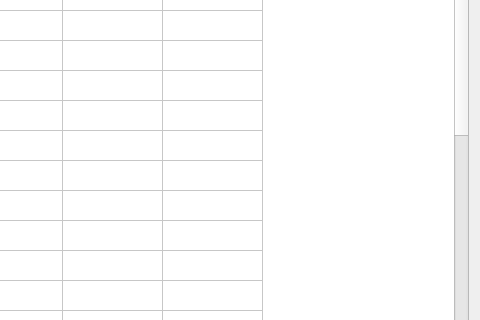
Before: the Qt Designer form qt/src/ShortcutsPanel.ui in mil0m/snes9x, drawn with Qt 5; both pictures show x 317 to 797 and y 107 to 427 of the 797 by 716 pixel window.
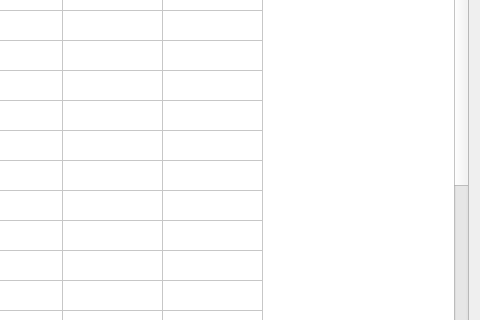
After: the same form once the commit is applied.

Commit message: feat(ui): #63 one corruption hotkey, and Buttons: Corrupt/Stop (F7) is the only corruption shortcut left; slots 1-9 (the recipe's "hotkey", unchanged on disk) become named buttons in the panel and on the remote page (a rule fires on each press; switches and changes are toggles that show whether they're on); 'hotkey'/'key N' read 'button' everywhere; recipe_buttons and recipe_kept (what a recipe keeps besides its rules) with tests

Diff of the .ui file:
```diff
--- a/qt/src/ShortcutsPanel.ui
+++ b/qt/src/ShortcutsPanel.ui
@@ -333,82 +333,7 @@
      </row>
      <row>
       <property name="text">
-       <string>Corruption: On/Off</string>
-      </property>
-     </row>
-     <row>
-      <property name="text">
-       <string>Corruption: Re-roll Seed</string>
-      </property>
-     </row>
-     <row>
-      <property name="text">
-       <string>Corruption: Save Recipe</string>
-      </property>
-     </row>
-     <row>
-      <property name="text">
-       <string>Corruption: Fire Hotkey 1</string>
-      </property>
-     </row>
-     <row>
-      <property name="text">
-       <string>Corruption: Fire Hotkey 2</string>
-      </property>
-     </row>
-     <row>
-      <property name="text">
-       <string>Corruption: Fire Hotkey 3</string>
-      </property>
-     </row>
-     <row>
-      <property name="text">
-       <string>Corruption: Fire Hotkey 4</string>
-      </property>
-     </row>
-     <row>
-      <property name="text">
-       <string>Corruption: Fire Hotkey 5</string>
-      </property>
-     </row>
-     <row>
-      <property name="text">
-       <string>Corruption: Fire Hotkey 6</string>
-      </property>
-     </row>
-     <row>
-      <property name="text">
-       <string>Corruption: Fire Hotkey 7</string>
-      </property>
-     </row>
-     <row>
-      <property name="text">
-       <string>Corruption: Fire Hotkey 8</string>
-      </property>
-     </row>
-     <row>
-      <property name="text">
-       <string>Corruption: Fire Hotkey 9</string>
-      </property>
-     </row>
-     <row>
-      <property name="text">
-       <string>Corruption: Mark Crash</string>
-      </property>
-     </row>
-     <row>
-      <property name="text">
-       <string>Corruption: More Chaos</string>
-      </property>
-     </row>
-     <row>
-      <property name="text">
-       <string>Corruption: Less Chaos</string>
-      </property>
-     </row>
-     <row>
-      <property name="text">
-       <string>Corruption: Back to Normal</string>
+       <string>Corruption: Corrupt / Stop</string>
       </property>
      </row>
      <column>
```
The commit also changes 30 other files.
